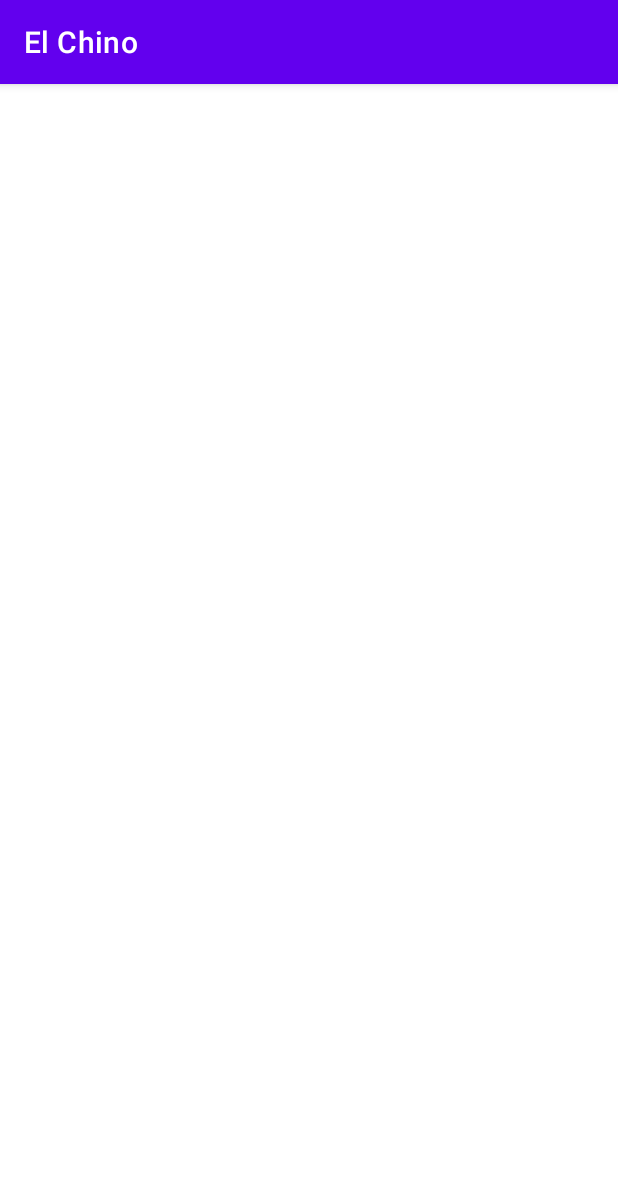
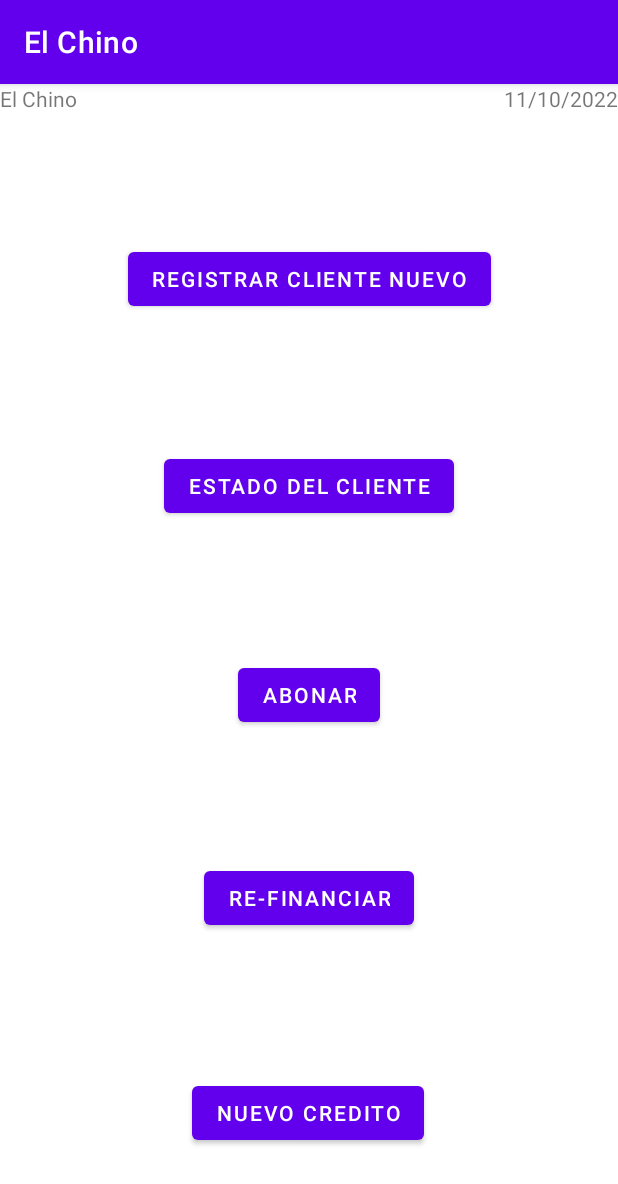
Before and after one commit to chuz41/ElChino, an Android app: the MenuPrincipal screen opened directly, with no data from a screen before it, on a phone screen of 412 x 824 dp. Shown: the top 1184 px of the screen. Run offline under Robolectric (Android 15) with nearby library versions, the phone set to English and light mode, and no system bars.

Commit message:
Se avanza con la app

```diff
--- a/app/src/main/java/com/example/elchino/MainActivity.java
+++ b/app/src/main/java/com/example/elchino/MainActivity.java
@@ -78,10 +78,8 @@ public class MainActivity extends AppCompatActivity {
         checkedTextView = findViewById(R.id.checkedTextView);
         checkedTextView.setText("Mostrar password");
         checkedTextView.setVisibility(View.INVISIBLE);
-
         separar_fechaYhora();
         check_activation();
-
     }
 
     private void menu_principal () {
@@ -125,13 +123,11 @@ public class MainActivity extends AppCompatActivity {
     public void check_box_listener(View view) {
         String texto = "";
         if (checkedTextView.isChecked()) {
-
             et_ID.setTransformationMethod(HideReturnsTransformationMethod.getInstance());
             et_ID.setFocusableInTouchMode(true);
             texto = et_ID.getText().toString();
             et_ID.setText(texto);
         } else {
-
             et_ID.setTransformationMethod(PasswordTransformationMethod.getInstance());
             et_ID.setFocusableInTouchMode(true);
             texto = et_ID.getText().toString();
--- a/app/src/main/java/com/example/elchino/MenuPrincipal.java
+++ b/app/src/main/java/com/example/elchino/MenuPrincipal.java
@@ -4,12 +4,14 @@ import androidx.appcompat.app.AppCompatActivity;
 
 import android.app.Activity;
 import android.content.Context;
+import android.content.Intent;
 import android.net.ConnectivityManager;
 import android.net.NetworkInfo;
 import android.os.Bundle;
 import android.util.Log;
 import android.view.View;
 import android.view.inputmethod.InputMethodManager;
+import android.widget.Button;
 import android.widget.EditText;
 import android.widget.TextView;
 import android.widget.Toast;
@@ -37,16 +39,69 @@ public class MenuPrincipal extends AppCompatActivity {
     private String spreadsheet_cobradores = "1y5wRGgrkH48EWgd2OWwon_Um42mxN94CdmJSi_XCwvM";
     private String readRowURL = "https://script.google.com/macros/s/AKfycbxJNCrEPYSw8CceTwPliCscUtggtQ2l_otieFmE/exec?spreadsheetId=";
     private String sheet_cobradores = "cobradores";
+    private Button bt_nuevo_cliente;
+    private Button bt_estado_cliente;
+    private Button bt_abonar;
+    private Button bt_refinanciar;
+    private Button bt_nuevo_credito;
+    private TextView tv_saludo;
+    private TextView tv_fecha;
 
     @Override
     protected void onCreate(Bundle savedInstanceState) {
         super.onCreate(savedInstanceState);
         setContentView(R.layout.activity_menu_principal);
-
+        bt_nuevo_cliente = (Button) findViewById(R.id.bt_nuevo_cliente);
+        bt_estado_cliente = (Button) findViewById(R.id.bt_estado_cliente);
+        bt_abonar = (Button) findViewById(R.id.bt_abonar);
+        bt_refinanciar = (Button) findViewById(R.id.bt_refinanciar);
+        bt_nuevo_credito = (Button) findViewById(R.id.bt_nuevo_credito);
+        tv_saludo = (TextView) findViewById(R.id.tv_saludoMenu);
+        tv_fecha = (TextView) findViewById(R.id.tv_fecha);
         separar_fechaYhora();
-
+        tv_fecha.setText(fecha + "/" + mes + "/" + anio);
+        tv_saludo.setText("El Chino");
     }
 
+    public void abonar(View view){
+        Intent abonar = new Intent(this, AbonarActivity.class);
+        //abonar.putExtra("sid_vendidas", sid_vendidas);
+        startActivity(abonar);
+        finish();
+        System.exit(0);
+    }
+
+    public void estado_cliente(View view){
+        Intent estado_cliente = new Intent(this, Estado_clienteActivity.class);
+        //abonar.putExtra("sid_vendidas", sid_vendidas);
+        startActivity(estado_cliente);
+        finish();
+        System.exit(0);
+    }
+
+    public void registrar_cliente_nuevo(View view){
+        Intent registrar_cliente_nuevo = new Intent(this, Registrar_cliente_nuevoActivity.class);
+        //abonar.putExtra("sid_vendidas", sid_vendidas);
+        startActivity(registrar_cliente_nuevo);
+        finish();
+        System.exit(0);
+    }
+
+    public void refinanciar(View view){
+        Intent refinanciar = new Intent(this, Re_financiarActivity.class);
+        //abonar.putExtra("sid_vendidas", sid_vendidas);
+        startActivity(refinanciar);
+        finish();
+        System.exit(0);
+    }
+
+    public void nuevo_credito(View view){
+        Intent nuevo_credito = new Intent(this, Nuevo_creditoActivity.class);
+        //abonar.putExtra("sid_vendidas", sid_vendidas);
+        startActivity(nuevo_credito);
+        finish();
+        System.exit(0);
+    }
 
     //Funciones comunes//
 
@@ -179,7 +234,9 @@ public class MenuPrincipal extends AppCompatActivity {
     }
 
     private void boton_atras() {
-        //ocultar_teclado();
+        //Intent main = new Intent(this, MainActivity.class);
+        //abonar.putExtra("sid_vendidas", sid_vendidas);
+        //startActivity(main);
         finish();
         System.exit(0);
     }
--- a/app/src/main/res/layout/activity_menu_principal.xml
+++ b/app/src/main/res/layout/activity_menu_principal.xml
@@ -6,4 +6,80 @@
     android:layout_height="match_parent"
     tools:context=".MenuPrincipal">
 
+    <TextView
+        android:id="@+id/tv_saludoMenu"
+        android:layout_width="wrap_content"
+        android:layout_height="wrap_content"
+        android:text="TextView"
+        app:layout_constraintStart_toStartOf="parent"
+        app:layout_constraintTop_toTopOf="parent" />
+
+    <Button
+        android:id="@+id/bt_nuevo_cliente"
+        android:layout_width="wrap_content"
+        android:layout_height="wrap_content"
+        android:onClick="registrar_cliente_nuevo"
+        android:text="@string/bt_registrar"
+        app:layout_constraintBottom_toTopOf="@+id/bt_estado_cliente"
+        app:layout_constraintEnd_toEndOf="parent"
+        app:layout_constraintStart_toStartOf="parent"
+        app:layout_constraintTop_toTopOf="parent"
+        app:layout_constraintVertical_bias="0.54" />
+
+    <Button
+        android:id="@+id/bt_estado_cliente"
+        android:layout_width="wrap_content"
+        android:layout_height="wrap_content"
+        android:onClick="estado_cliente"
+        android:text="@string/bt_estado"
+        app:layout_constraintBottom_toTopOf="@+id/bt_abonar"
+        app:layout_constraintEnd_toEndOf="parent"
+        app:layout_constraintStart_toStartOf="parent"
+        app:layout_constraintTop_toTopOf="parent"
+        app:layout_constraintVertical_bias="0.728" />
+
+    <Button
+        android:id="@+id/bt_abonar"
+        android:layout_width="wrap_content"
+        android:layout_height="wrap_content"
+        android:onClick="abonar"
+        android:text="@string/bt_abonar"
+        app:layout_constraintBottom_toTopOf="@+id/bt_refinanciar"
+        app:layout_constraintEnd_toEndOf="parent"
+        app:layout_constraintStart_toStartOf="parent"
+        app:layout_constraintTop_toTopOf="parent"
+        app:layout_constraintVertical_bias="0.814" />
+
+    <Button
+        android:id="@+id/bt_refinanciar"
+        android:layout_width="wrap_content"
+        android:layout_height="wrap_content"
+        android:onClick="refinanciar"
+        android:text="@string/bt_reFinanciar"
+        app:layout_constraintBottom_toTopOf="@+id/bt_nuevo_credito"
+        app:layout_constraintEnd_toEndOf="parent"
+        app:layout_constraintStart_toStartOf="parent"
+        app:layout_constraintTop_toTopOf="parent"
+        app:layout_constraintVertical_bias="0.845" />
+
+    <Button
+        android:id="@+id/bt_nuevo_credito"
+        android:layout_width="wrap_content"
+        android:layout_height="wrap_content"
+        android:onClick="nuevo_credito"
+        android:text="@string/nuevo_credito"
+        app:layout_constraintBottom_toBottomOf="parent"
+        app:layout_constraintEnd_toEndOf="parent"
+        app:layout_constraintHorizontal_bias="0.498"
+        app:layout_constraintStart_toStartOf="parent"
+        app:layout_constraintTop_toTopOf="parent"
+        app:layout_constraintVertical_bias="0.919" />
+
+    <TextView
+        android:id="@+id/tv_fecha"
+        android:layout_width="wrap_content"
+        android:layout_height="wrap_content"
+        android:text="TextView"
+        app:layout_constraintEnd_toEndOf="parent"
+        app:layout_constraintTop_toTopOf="parent" />
 </androidx.constraintlayout.widget.ConstraintLayout>
--- a/app/src/main/res/values/strings.xml
+++ b/app/src/main/res/values/strings.xml
@@ -1,7 +1,22 @@
 <resources>
+
+    <string name="cantempty_nombre">Debe indicar el nombre del cliente</string>
+    <string name="toolong">Nombre demasiad largo!</string>
+    <string name="cantempty_apellido1">Debe indicar el primer apellido del cliente</string>
+    <string name="toolong_apellido1">Apellido demasiad largo!</string>
+    <string name="cantempty_apodo">Debe indicar el apodo del cliente</string>
+    <string name="toolong_apodo">Apodo demasiad largo!</string>
+
+
     <string name="app_name">El Chino</string>
     <string name="pedir_codigo_tv">Introduzca su codigo de cobrador...</string>
+
     <string name="pedir_codigo_et">CODIGO COBRADOR</string>
     <string name="mostrar_password">Ver password</string>
     <string name="submit">SUBMIT</string>
+    <string name="bt_registrar">REGISTRAR CLIENTE NUEVO</string>
+    <string name="bt_estado">ESTADO DEL CLIENTE</string>
+    <string name="bt_abonar">ABONAR</string>
+    <string name="bt_reFinanciar">RE-FINANCIAR</string>
+    <string name="nuevo_credito">NUEVO CREDITO</string>
 </resources>
```
Also changed, not shown: app/src/main/AndroidManifest.xml (+15 -0 lines), app/src/main/java/com/example/elchino/AbonarActivity.java (added, +28 -0 lines), app/src/main/java/com/example/elchino/Estado_clienteActivity.java (added, +28 -0 lines), app/src/main/java/com/example/elchino/Nuevo_creditoActivity.java (added, +28 -0 lines), app/src/main/java/com/example/elchino/Re_financiarActivity.java (added, +28 -0 lines), app/src/main/java/com/example/elchino/Registrar_cliente_nuevoActivity.java (added, +137 -0 lines), app/src/main/res/layout/activity_abonar.xml (added, +9 -0 lines), app/src/main/res/layout/activity_estado_cliente.xml (added, +9 -0 lines), app/src/main/res/layout/activity_nuevo_credito.xml (added, +9 -0 lines), app/src/main/res/layout/activity_re_financiar.xml (added, +9 -0 lines), app/src/main/res/layout/activity_registrar_cliente_nuevo.xml (added, +9 -0 lines).
